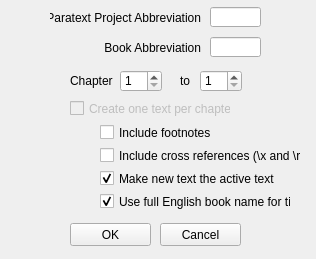
Before: the Qt Designer form ParatextChapSelectionDlg.ui in rmlockwood/FLExTrans, drawn with Qt 5.
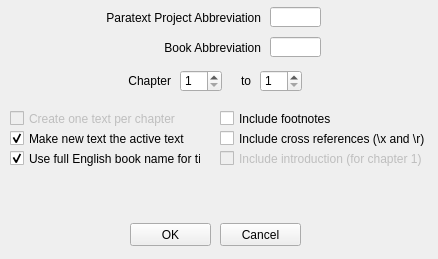
After: the same form once the commit is applied.

Commit message: Allow intro. to be imported with chapter 1.

The edit to the form file:
```diff
--- a/ParatextChapSelectionDlg.ui
+++ b/ParatextChapSelectionDlg.ui
@@ -9,7 +9,7 @@
    <rect>
     <x>0</x>
     <y>0</y>
-    <width>316</width>
+    <width>438</width>
     <height>259</height>
    </rect>
   </property>
@@ -23,9 +23,9 @@
    <widget class="QCheckBox" name="makeActiveTextCheckBox">
     <property name="geometry">
      <rect>
-      <x>100</x>
-      <y>170</y>
-      <width>181</width>
+      <x>10</x>
+      <y>130</y>
+      <width>191</width>
       <height>17</height>
      </rect>
     </property>
@@ -42,9 +42,9 @@
    <widget class="QLabel" name="label_4">
     <property name="geometry">
      <rect>
-      <x>50</x>
+      <x>70</x>
       <y>37</y>
-      <width>151</width>
+      <width>191</width>
       <height>21</height>
      </rect>
     </property>
@@ -58,7 +58,7 @@
    <widget class="QSpinBox" name="fromChapterSpinBox">
     <property name="geometry">
      <rect>
-      <x>120</x>
+      <x>180</x>
       <y>70</y>
       <width>42</width>
       <height>22</height>
@@ -74,9 +74,9 @@
    <widget class="QLabel" name="label">
     <property name="geometry">
      <rect>
-      <x>50</x>
+      <x>70</x>
       <y>7</y>
-      <width>151</width>
+      <width>191</width>
       <height>21</height>
      </rect>
     </property>
@@ -90,21 +90,24 @@
    <widget class="QLabel" name="label_3">
     <property name="geometry">
      <rect>
-      <x>180</x>
+      <x>225</x>
       <y>70</y>
-      <width>21</width>
+      <width>26</width>
       <height>21</height>
      </rect>
     </property>
     <property name="text">
      <string>to</string>
     </property>
+    <property name="alignment">
+     <set>Qt::AlignRight|Qt::AlignTrailing|Qt::AlignVCenter</set>
+    </property>
    </widget>
    <widget class="QCheckBox" name="useFullBookNameForTitleCheckBox">
     <property name="geometry">
      <rect>
-      <x>100</x>
-      <y>193</y>
+      <x>10</x>
+      <y>150</y>
       <width>191</width>
       <height>17</height>
      </rect>
@@ -122,9 +125,9 @@
    <widget class="QCheckBox" name="footnotesCheckBox">
     <property name="geometry">
      <rect>
-      <x>100</x>
-      <y>124</y>
-      <width>111</width>
+      <x>220</x>
+      <y>110</y>
+      <width>211</width>
       <height>17</height>
      </rect>
     </property>
@@ -135,7 +138,7 @@
    <widget class="QLineEdit" name="ptxProjAbbrevLineEdit">
     <property name="geometry">
      <rect>
-      <x>210</x>
+      <x>270</x>
       <y>7</y>
       <width>51</width>
       <height>20</height>
@@ -145,7 +148,7 @@
    <widget class="QLineEdit" name="bookAbbrevLineEdit">
     <property name="geometry">
      <rect>
-      <x>210</x>
+      <x>270</x>
       <y>37</y>
       <width>51</width>
       <height>20</height>
@@ -157,18 +160,21 @@
      <rect>
       <x>70</x>
       <y>70</y>
-      <width>51</width>
+      <width>101</width>
       <height>21</height>
      </rect>
     </property>
     <property name="text">
      <string>Chapter</string>
     </property>
+    <property name="alignment">
+     <set>Qt::AlignRight|Qt::AlignTrailing|Qt::AlignVCenter</set>
+    </property>
    </widget>
    <widget class="QSpinBox" name="toChapterSpinBox">
     <property name="geometry">
      <rect>
-      <x>200</x>
+      <x>260</x>
       <y>70</y>
       <width>42</width>
       <height>22</height>
@@ -184,7 +190,7 @@
    <widget class="QPushButton" name="OKButton">
     <property name="geometry">
      <rect>
-      <x>70</x>
+      <x>130</x>
       <y>223</y>
       <width>81</width>
       <height>23</height>
@@ -197,7 +203,7 @@
    <widget class="QPushButton" name="CancelButton">
     <property name="geometry">
      <rect>
-      <x>160</x>
+      <x>220</x>
       <y>223</y>
       <width>81</width>
       <height>23</height>
@@ -210,9 +216,9 @@
    <widget class="QCheckBox" name="crossrefsCheckBox">
     <property name="geometry">
      <rect>
-      <x>100</x>
-      <y>147</y>
-      <width>201</width>
+      <x>220</x>
+      <y>130</y>
+      <width>211</width>
       <height>17</height>
      </rect>
     </property>
@@ -226,9 +232,9 @@
     </property>
     <property name="geometry">
      <rect>
-      <x>70</x>
-      <y>100</y>
-      <width>161</width>
+      <x>10</x>
+      <y>110</y>
+      <width>191</width>
       <height>17</height>
      </rect>
     </property>
@@ -236,6 +242,22 @@
      <string>Create one text per chapter</string>
     </property>
    </widget>
+   <widget class="QCheckBox" name="includeIntroCheckBox">
+    <property name="enabled">
+     <bool>false</bool>
+    </property>
+    <property name="geometry">
+     <rect>
+      <x>220</x>
+      <y>150</y>
+      <width>211</width>
+      <height>17</height>
+     </rect>
+    </property>
+    <property name="text">
+     <string>Include introduction (for chapter 1)</string>
+    </property>
+   </widget>
   </widget>
  </widget>
  <tabstops>
```
The commit also changes 3 other files.
